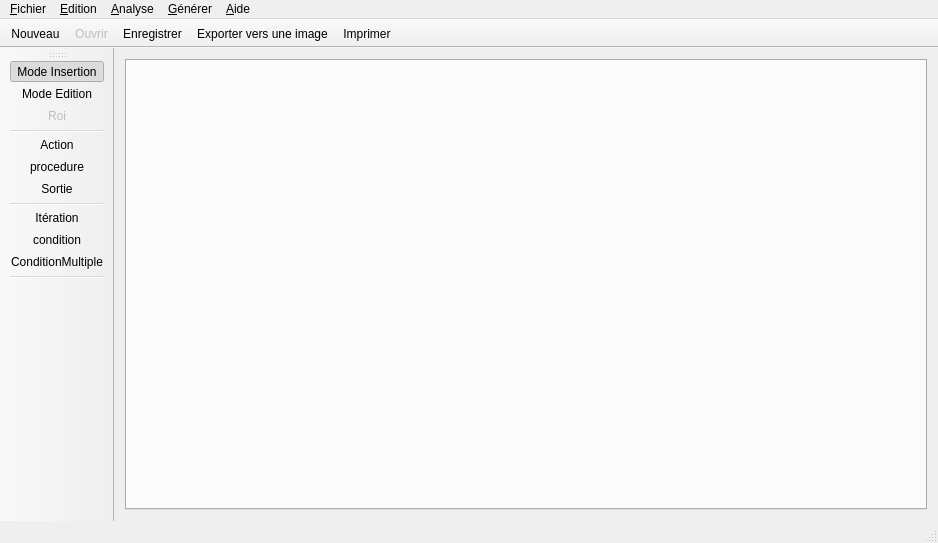
This is Sources/Interface/mainwindow.ui in erebe/Tabula_rasa as Qt 5 draws it before an edit. The edited form follows.
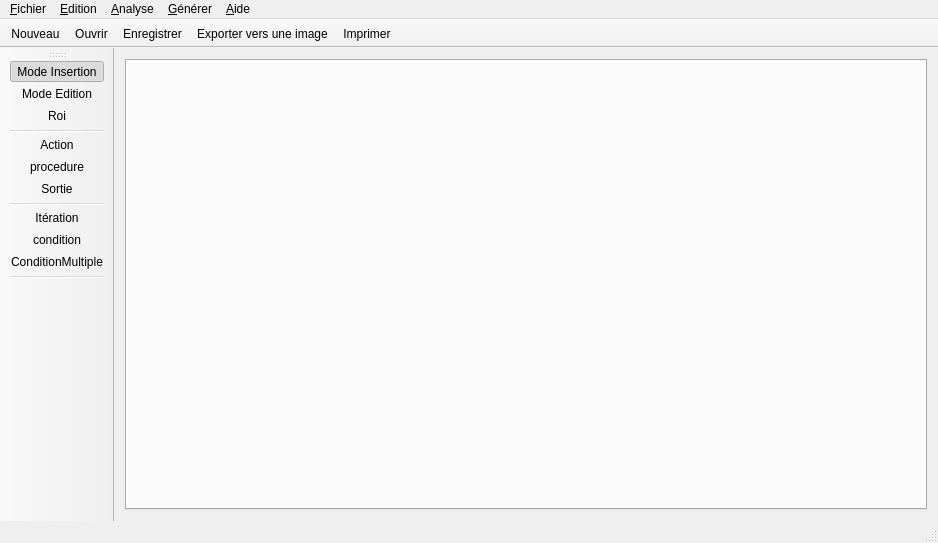
This is the edited form. Icons and pictures are not drawn.

```diff
--- a/Sources/Interface/mainwindow.ui
+++ b/Sources/Interface/mainwindow.ui
@@ -260,7 +260,7 @@
     <bool>true</bool>
    </property>
    <property name="enabled">
-    <bool>false</bool>
+    <bool>true</bool>
    </property>
    <property name="icon">
     <iconset resource="../Ressources/ressources.qrc">
@@ -302,7 +302,7 @@
   </action>
   <action name="actionOuvrir">
    <property name="enabled">
-    <bool>false</bool>
+    <bool>true</bool>
    </property>
    <property name="icon">
     <iconset resource="../Ressources/ressources.qrc">
```
